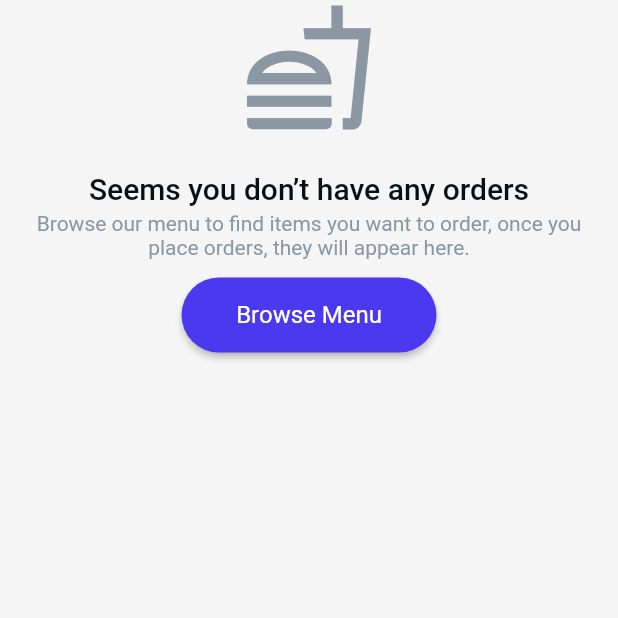
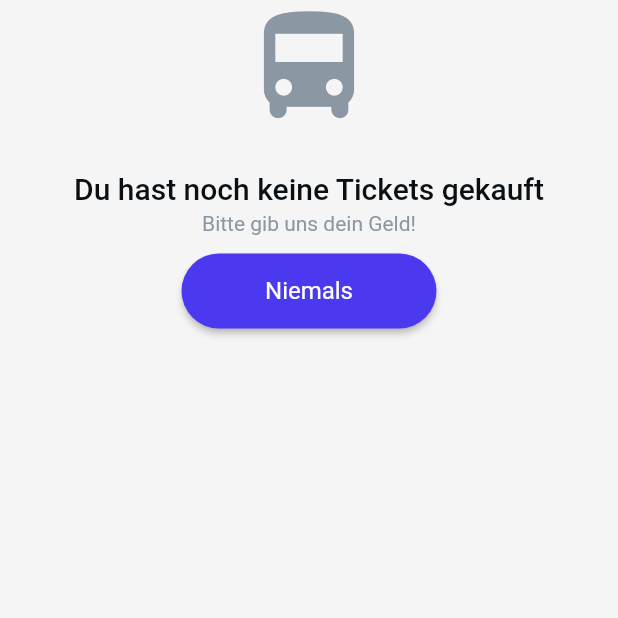
Before and after one commit to lorsor/stay_healthy, a Flutter app: the screen it shows after launch, on a phone screen of 412 x 824 dp, the top half of it. Run offline on Flutter 3.47's test engine with Material 2 defaults, Android fonts, the phone set to English and light mode, and no system bars; drawn by our look-alikes of auto_size_text, floating_bottom_navigation_bar; our stand-ins replace font_awesome_flutter, google_fonts, google_maps_flutter, page_transition, shared_preferences, smooth_page_indicator and 1 more; missing offline and left inert: json_path; Roboto replaces fonts that are missing (Lexend Deca).

Commit message:
Updating to latest FlutterFlow output.

```diff
--- a/lib/home_page/home_page_widget.dart
+++ b/lib/home_page/home_page_widget.dart
@@ -45,7 +45,7 @@ class _HomePageWidgetState extends State<HomePageWidget> {
                 mainAxisAlignment: MainAxisAlignment.center,
                 children: [
                   Icon(
-                    Icons.fastfood_outlined,
+                    Icons.directions_bus_rounded,
                     color: Color(0xFF8B97A2),
                     size: 90,
                   ),
@@ -56,7 +56,7 @@ class _HomePageWidgetState extends State<HomePageWidget> {
                       mainAxisAlignment: MainAxisAlignment.center,
                       children: [
                         Text(
-                          'Seems you don’t have any orders',
+                          'Du hast noch keine Tickets gekauft',
                           textAlign: TextAlign.center,
                           style: FlutterFlowTheme.of(context).title3.override(
                                 fontFamily: 'Lexend Deca',
@@ -76,7 +76,7 @@ class _HomePageWidgetState extends State<HomePageWidget> {
                       children: [
                         Expanded(
                           child: Text(
-                            'Browse our menu to find items you want to order, once you place orders, they will appear here.',
+                            'Bitte gib uns dein Geld!',
                             textAlign: TextAlign.center,
                             style:
                                 FlutterFlowTheme.of(context).bodyText1.override(
@@ -102,7 +102,7 @@ class _HomePageWidgetState extends State<HomePageWidget> {
                           ),
                         );
                       },
-                      text: 'Browse Menu',
+                      text: 'Niemals',
                       options: FFButtonOptions(
                         width: 170,
                         height: 50,
```
